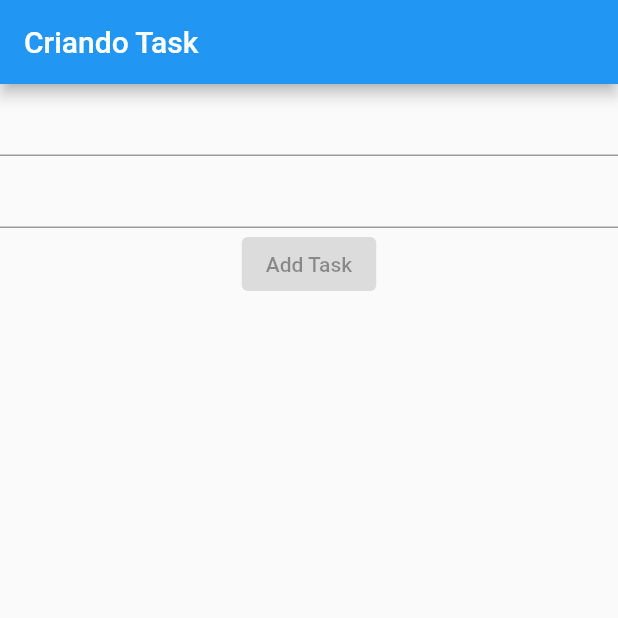
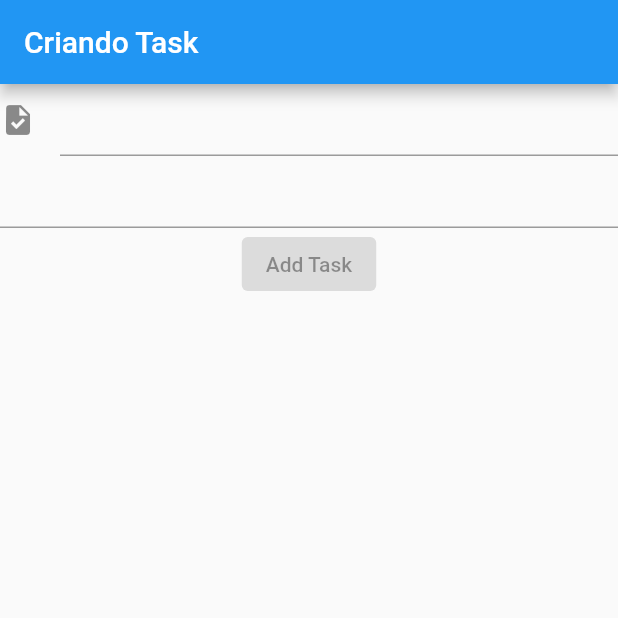
Before and after one commit to WillAPS/crud_flutter, a Flutter app: the screen it shows after launch, on a phone screen of 412 x 824 dp, the top half of it. Run offline on Flutter 3.47's test engine with Material 2 defaults, Android fonts, the phone set to English and light mode, and no system bars.

```diff
--- a/lib/main.dart
+++ b/lib/main.dart
@@ -27,7 +27,7 @@ class FormAddTask extends StatelessWidget {
       ),
       body: Column(children: const <Widget>[
         TextField(
-          decoration: InputDecoration(prefixText: "AAA"),
+          decoration: InputDecoration(prefixText: "AAA", icon: Icon(Icons.task), suffixText: "Task"),
         ),
         TextField(),
         ElevatedButton(onPressed: null, child: Text("Add Task"))
```
Also changed, not shown: 1 other file.
